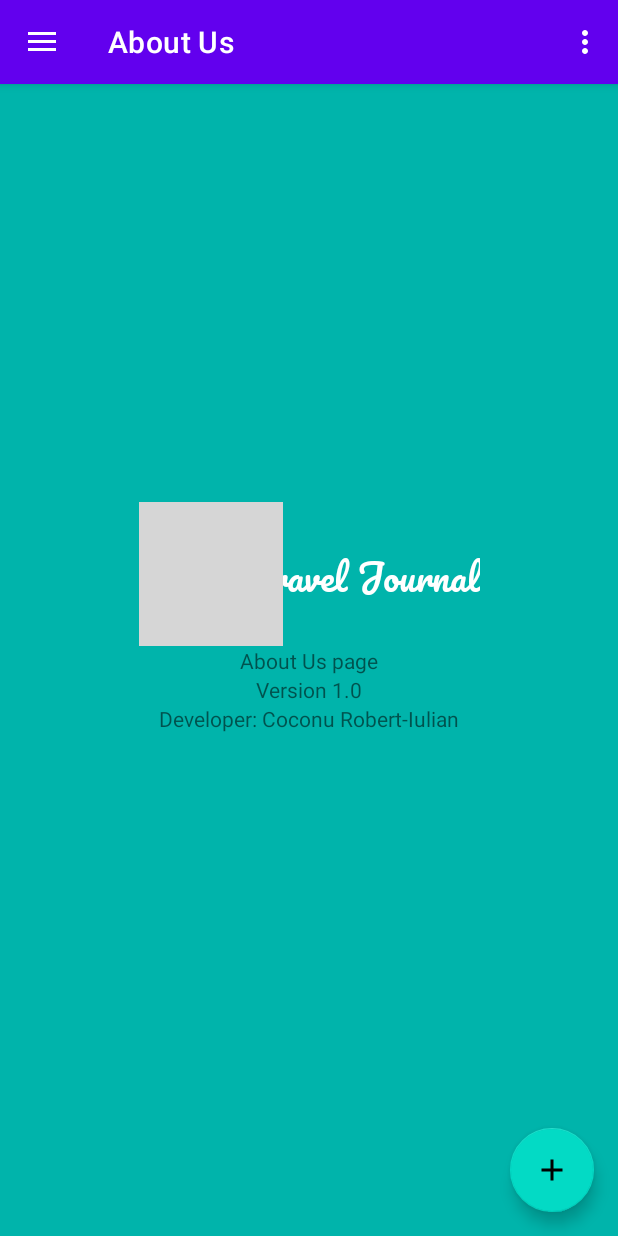
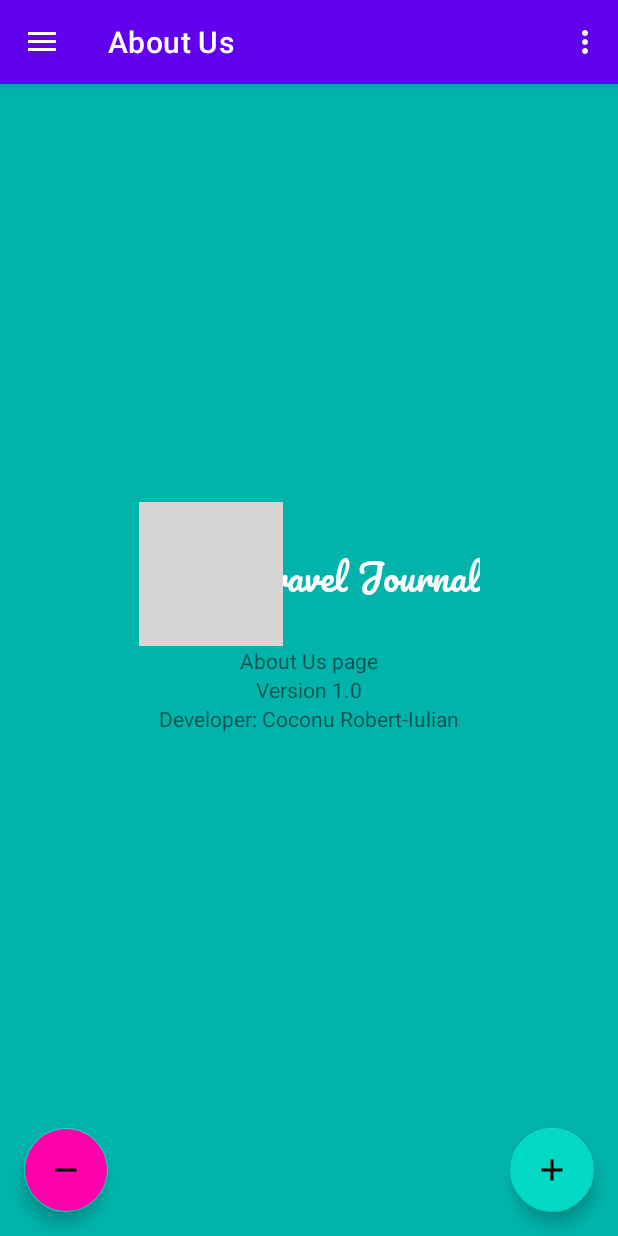
Before and after one commit to kn1ghtfall/Android-Travel-Journal-App, an Android app: the screen it shows after launch (MainActivity2), in the side drawer, after a tap on "About Us", on a phone screen of 412 x 824 dp. Run offline under Robolectric (Android 15) with nearby library versions, the light colour scheme and no system bars; our stand-ins replace Room's generated code, navigation-ui; grey boxes are pictures that could not be loaded.

Commit message:
10th commit -> implemented "remove trip" feature

```diff
--- a/app/build.gradle
+++ b/app/build.gradle
@@ -41,6 +41,9 @@ dependencies {
     implementation 'androidx.navigation:navigation-fragment:2.3.5'
     implementation 'androidx.navigation:navigation-ui:2.3.5'
 
+    implementation "androidx.cardview:cardview:1.0.0"
+
+
     def room_version = "2.3.0"
 
     implementation "androidx.room:room-runtime:$room_version"
--- /dev/null
+++ b/app/src/main/java/ro/scoalainformala/traveljournal/EditTrip/RemoveTripActivity.java
@@ -0,0 +1,48 @@
+package ro.scoalainformala.traveljournal.EditTrip;
+
+import android.content.Intent;
+import android.os.Bundle;
+import android.text.TextUtils;
+import android.widget.Button;
+import android.widget.EditText;
+
+import androidx.annotation.Nullable;
+import androidx.appcompat.app.AppCompatActivity;
+
+import ro.scoalainformala.traveljournal.R;
+
+public class RemoveTripActivity extends AppCompatActivity{
+
+
+    private EditText mEditIDView ;
+    private Button mButtonDelete;
+
+
+    @Override
+    protected void onCreate(@Nullable Bundle savedInstanceState) {
+        super.onCreate(savedInstanceState);
+        setContentView(R.layout.activity_remove_trip);
+
+        mEditIDView = findViewById(R.id.remove_trip_id);
+        mButtonDelete = findViewById(R.id.remove_trip_button);
+
+
+        mButtonDelete.setOnClickListener(v->{
+            Intent replyIntent = new Intent();
+
+            if(TextUtils.isEmpty(mEditIDView.getText())){
+                setResult(RESULT_CANCELED, replyIntent);
+            }
+            else{
+                String ID = mEditIDView.getText().toString();
+
+                replyIntent.putExtra("ID", ID);
+
+                setResult(RESULT_OK, replyIntent);
+            }
+            finish();
+        });
+
+
+    }
+}
--- a/app/src/main/java/ro/scoalainformala/traveljournal/MainActivity2.java
+++ b/app/src/main/java/ro/scoalainformala/traveljournal/MainActivity2.java
@@ -21,7 +21,8 @@ import androidx.navigation.ui.NavigationUI;
 import androidx.drawerlayout.widget.DrawerLayout;
 import androidx.appcompat.app.AppCompatActivity;
 
-import ro.scoalainformala.traveljournal.addTrip.NewTripActivity;
+import ro.scoalainformala.traveljournal.EditTrip.NewTripActivity;
+import ro.scoalainformala.traveljournal.EditTrip.RemoveTripActivity;
 import ro.scoalainformala.traveljournal.databinding.ActivityMain2Binding;
 import ro.scoalainformala.traveljournal.roomdatabase.Trip;
 import ro.scoalainformala.traveljournal.roomdatabase.TripViewModel;
@@ -29,7 +30,8 @@ import ro.scoalainformala.traveljournal.roomdatabase.TripViewModel;
 public class MainActivity2 extends AppCompatActivity {
 
     private AppBarConfiguration mAppBarConfiguration;
-    public static final int NEW_WORD_ACTIVITY_REQUEST_CODE = 1;
+    public static final int NEW_TRIP_ACTIVITY_REQUEST_CODE = 1;
+    public static final int REMOVE_TRIP_ACTIVITY_REQUEST_CODE = 2;
 
 
     // binding - replaces 'findViewById()'
@@ -121,18 +123,31 @@ public class MainActivity2 extends AppCompatActivity {
         });
 
 
-
+        mTripViewModel = new ViewModelProvider(this).get(TripViewModel.class);
 
         //        add new trip button
-        binding.appBarMain.fab.setOnClickListener(new View.OnClickListener() {
+        binding.appBarMain.addFab.setOnClickListener(new View.OnClickListener() {
             @Override
             public void onClick(View view) {
 //                Snackbar.make(view, "Add new trip", Snackbar.LENGTH_LONG)
 //                        .setAction("Action", null).show();
                 Intent intent = new Intent(MainActivity2.this, NewTripActivity.class);
-                startActivityForResult(intent, NEW_WORD_ACTIVITY_REQUEST_CODE);
+                startActivityForResult(intent, NEW_TRIP_ACTIVITY_REQUEST_CODE);
             }
         });
+
+
+        binding.appBarMain.removeFab.setOnClickListener(new View.OnClickListener() {
+            @Override
+            public void onClick(View v) {
+                Intent intent = new Intent(MainActivity2.this, RemoveTripActivity.class);
+                startActivityForResult(intent, REMOVE_TRIP_ACTIVITY_REQUEST_CODE);
+                mTripViewModel.deleteById(100);
+            }
+        });
+
+
+
 
     }
 
@@ -155,7 +170,7 @@ public class MainActivity2 extends AppCompatActivity {
     public void onActivityResult(int requestCode, int resultCode, Intent data) {
         super.onActivityResult(requestCode, resultCode, data);
 
-        if ( requestCode == NEW_WORD_ACTIVITY_REQUEST_CODE && resultCode == RESULT_OK ) {
+        if ( requestCode == NEW_TRIP_ACTIVITY_REQUEST_CODE && resultCode == RESULT_OK ) {
 
             int ID = Integer.parseInt(data.getStringExtra("ID"));
             String title = data.getStringExtra("TITLE");
@@ -169,9 +184,14 @@ public class MainActivity2 extends AppCompatActivity {
             mTripViewModel = new ViewModelProvider(this).get(TripViewModel.class);
 
 
-            Trip trip = new Trip(ID , R.drawable.italy_trip_1,title, rating, description, region, ageInterval, nr_days, total_price, true );
+            Trip trip = new Trip(ID , R.drawable.vietnam_trip_1_vietnam_experience,title, rating, description, region, ageInterval, nr_days, total_price, false );
             mTripViewModel.insert(trip);
-        } else {
+        }
+        else if( requestCode == REMOVE_TRIP_ACTIVITY_REQUEST_CODE && resultCode == RESULT_OK){
+            int ID = Integer.parseInt(data.getStringExtra("ID"));
+            mTripViewModel.deleteById(ID);
+        }
+        else {
             Toast.makeText(
                     getApplicationContext(),
                     R.string.empty_not_saved,
--- /dev/null
+++ b/app/src/main/res/drawable/ic_baseline_remove_24.xml
@@ -0,0 +1,10 @@
+<vector xmlns:android="http://schemas.android.com/apk/res/android"
+    android:width="24dp"
+    android:height="24dp"
+    android:viewportWidth="24"
+    android:viewportHeight="24"
+    android:tint="?attr/colorControlNormal">
+  <path
+      android:fillColor="@android:color/white"
+      android:pathData="M19,13H5v-2h14v2z"/>
+</vector>
--- a/app/src/main/res/layout/activity_add_trip.xml
+++ b/app/src/main/res/layout/activity_add_trip.xml
@@ -101,7 +101,7 @@
         android:id="@+id/add_trip_nr_days"
         android:layout_width="wrap_content"
         android:layout_height="wrap_content"
-        android:hint="tour lenth in days"/>
+        android:hint="tour length in days"/>
 
 
     <Button
--- a/app/src/main/res/layout/app_bar_main.xml
+++ b/app/src/main/res/layout/app_bar_main.xml
@@ -23,7 +23,7 @@
     <include layout="@layout/content_main" />
 
     <com.google.android.material.floatingactionbutton.FloatingActionButton
-        android:id="@+id/fab"
+        android:id="@+id/add_fab"
         android:layout_width="wrap_content"
         android:layout_height="wrap_content"
         android:layout_gravity="bottom|end"
@@ -32,4 +32,15 @@
 
         />
 
+    <com.google.android.material.floatingactionbutton.FloatingActionButton
+        android:id="@+id/remove_fab"
+        android:layout_width="wrap_content"
+        android:layout_height="wrap_content"
+        android:layout_gravity="bottom|left"
+        android:layout_margin="16dp"
+        android:backgroundTint="#FF00AA"
+        app:srcCompat ="@drawable/ic_baseline_remove_24"
+        />
+
+
 </androidx.coordinatorlayout.widget.CoordinatorLayout>
```
Also changed, not shown: app/src/main/AndroidManifest.xml (+6 -1 lines), app/src/main/java/ro/scoalainformala/traveljournal/EditTrip/NewTripActivity.java (renamed from app/src/main/java/ro/scoalainformala/traveljournal/addTrip/NewTripActivity.java, +2 -5 lines), app/src/main/res/layout/activity_remove_trip.xml (added, +29 -0 lines), app/src/main/res/layout/item_trip.xml (+53 -39 lines).
